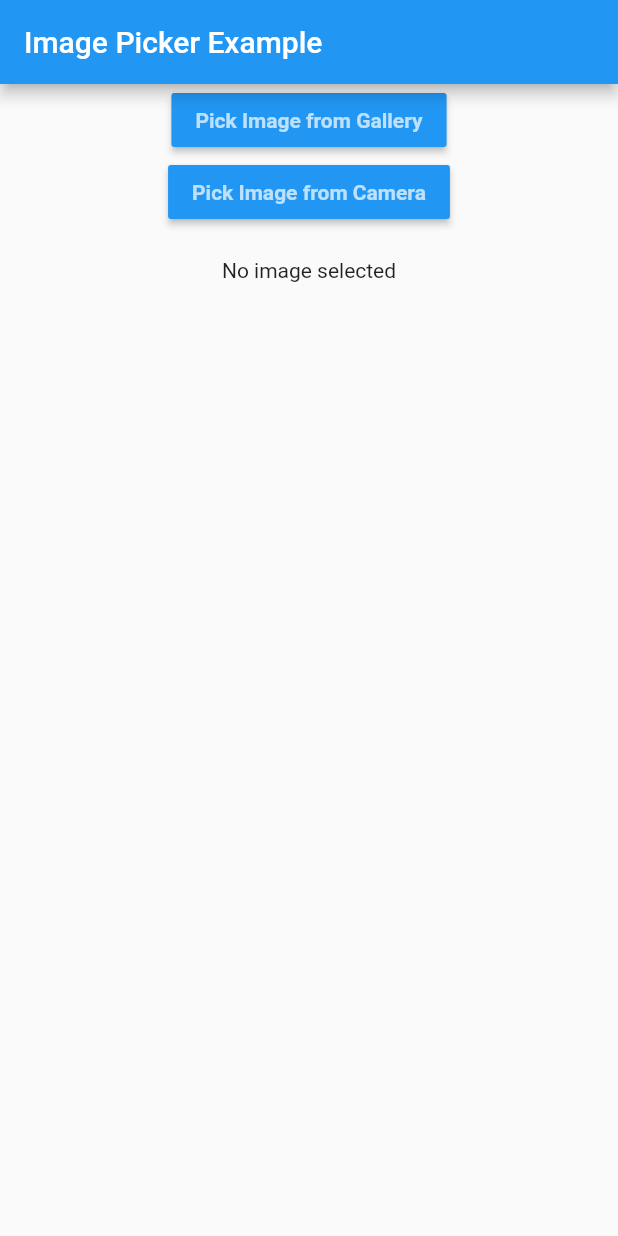
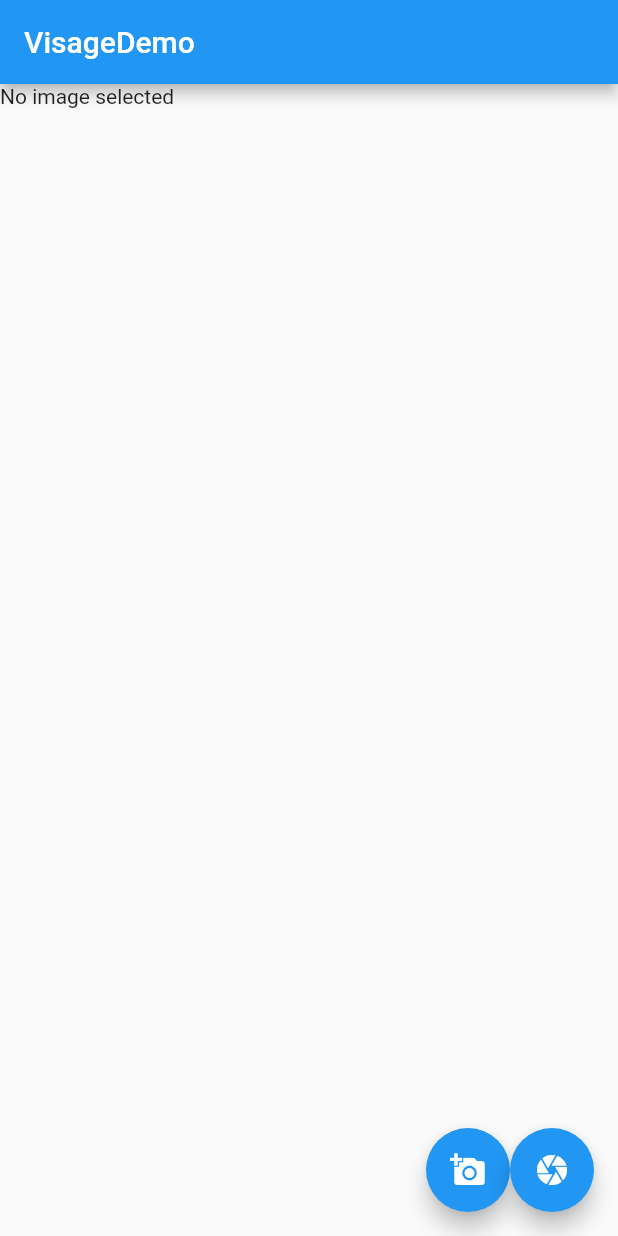
Before and after one commit to Mihael283/FlutterModelTestApp, a Flutter app: the screen it shows after launch, on a phone screen of 412 x 824 dp. Run offline on Flutter 3.47's test engine with Material 2 defaults, Android fonts, the phone set to English and light mode, and no system bars; our stand-ins replace image_picker.

Commit message:
Added image preview

```diff
--- a/lib/main.dart
+++ b/lib/main.dart
@@ -88,40 +88,45 @@ class _MyHomePageState extends State<MyHomePage> {
   Widget build(BuildContext context) {
     return Scaffold(
         appBar: AppBar(
-          title: const Text("Image Picker Example"),
+          title: const Text("VisageDemo"),
         ),
         body: Center(
+          child: Container(
+            width: double.infinity,
+            height: double.infinity,
             child: Column(
+              mainAxisAlignment: MainAxisAlignment.start,
+              crossAxisAlignment: CrossAxisAlignment.start,
               children: [
-              MaterialButton(
-                  color: Colors.blue,
-                  child: const Text(
-                      "Pick Image from Gallery",
-                      style: TextStyle(
-                          color: Colors.white70, fontWeight: FontWeight.bold
-                      )
+                image != null ? Image.file(image!,width: 400,
+                  height: 400,): Text("No image selected"),
+              ],
             ),
+          ),
+
+          ),
+
+
+      floatingActionButton:
+      Row(mainAxisAlignment: MainAxisAlignment.end, children:[
+          FloatingActionButton(
+          child: Icon(Icons.add_a_photo),
           onPressed: () {
             pickImage();
           }
           ),
-              MaterialButton(
-                  color: Colors.blue,
-                  child: const Text(
-                      "Pick Image from Camera",
-                      style: TextStyle(
-                          color: Colors.white70, fontWeight: FontWeight.bold
-                      )
-                  ),
+          FloatingActionButton(
+              child: Icon(Icons.camera),
               onPressed: () {
                 pickImageC();
               }
           ),
-              SizedBox(height: 20,),
-              image != null ? Image.file(image!): Text("No image selected")
-            ],
+
+       ] //Children
       ),
-        )
     );
   }
 }
+
+//              SizedBox(height: 20,),
+//
--- a/pubspec.yaml
+++ b/pubspec.yaml
@@ -36,6 +36,7 @@ dependencies:
   # The following adds the Cupertino Icons font to your application.
   # Use with the CupertinoIcons class for iOS style icons.
   cupertino_icons: ^1.0.2
+  image_picker: ^0.8.6
 
 dev_dependencies:
   flutter_test:
```
Also changed, not shown: 2 other files. Lines whose indentation alone changed are shown as unchanged.
